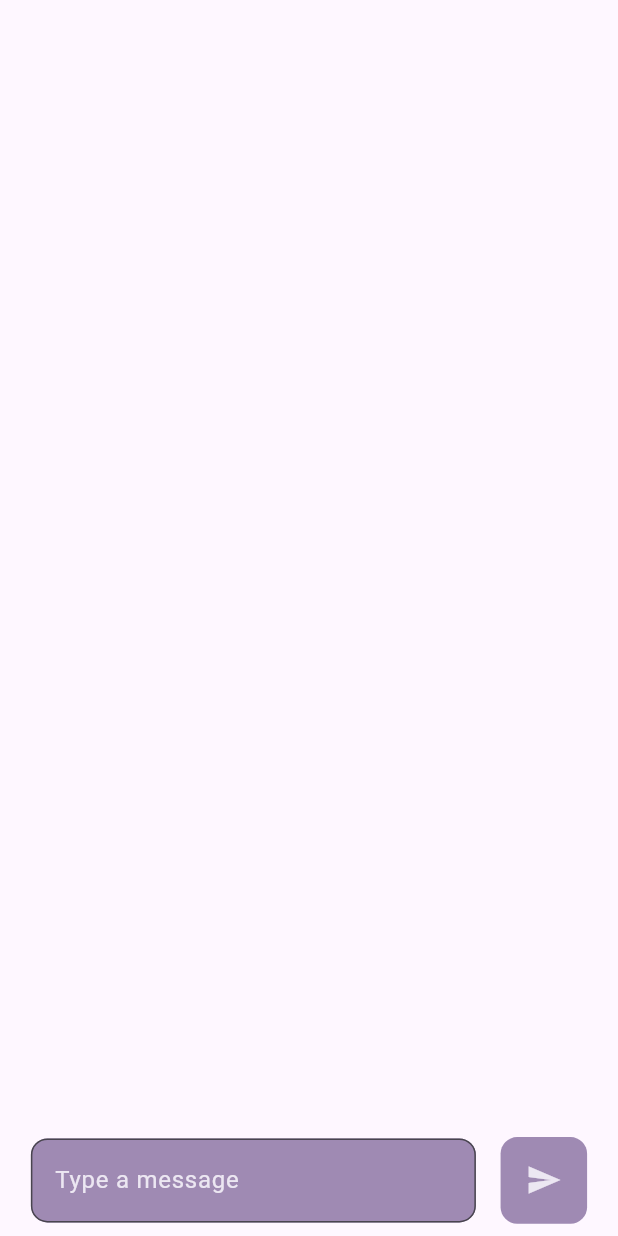
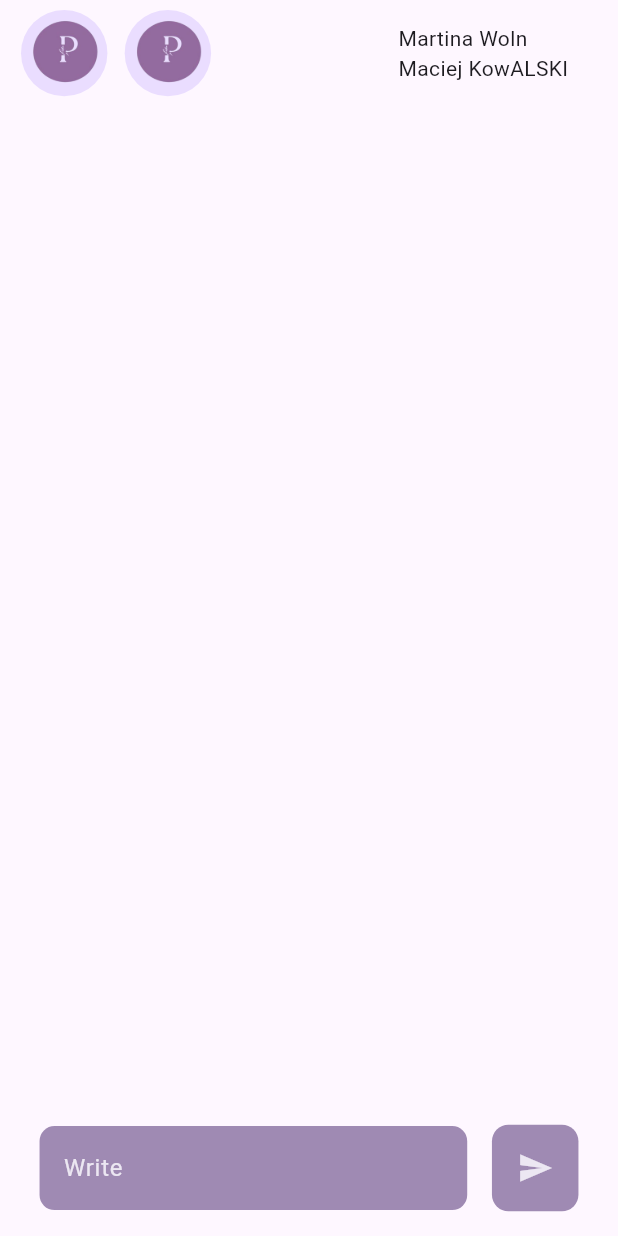
Before and after one commit to mahmoudArefi/amal_project, a Flutter app: the screen it shows after launch, on a phone screen of 412 x 824 dp. Run offline on Flutter 3.47's test engine with Material 3 defaults, Android fonts, the phone set to English and light mode, and no system bars; our stand-ins replace flutter_screenutil, flutter_svg, get.

```diff
--- /dev/null
+++ b/lib/common/fonts_variable.dart
@@ -0,0 +1,5 @@
+
+
+class MyFont{
+  static String bahnschrift = 'Bahnschrift';
+}
--- /dev/null
+++ b/lib/common/image_variables.dart
@@ -0,0 +1,5 @@
+
+
+class MyImage{
+  static String logo = 'assets/images/logo.png';
+}
--- a/lib/common/widgets/a_text.dart
+++ b/lib/common/widgets/a_text.dart
@@ -1,13 +1,13 @@
 import 'package:flutter/material.dart';
 
 class AText extends StatelessWidget {
-  const AText(this.text, {this.fontSize, this.color,this.fontFamily, super.key});
+  const AText(this.text, {this.fontSize, this.color,this.fontFamily,this.fontWeight, super.key});
 
   final String text;
   final double? fontSize;
-
   final Color? color;
   final String? fontFamily ;
+  final FontWeight ? fontWeight ;
 
   @override
   Widget build(BuildContext context) {
@@ -17,6 +17,7 @@ class AText extends StatelessWidget {
         fontSize: fontSize,
         color: color,
          fontFamily: fontFamily,
+        fontWeight: fontWeight,
       ),
     );
   }
--- a/lib/screens/chat_screen/chat_screen_view.dart
+++ b/lib/screens/chat_screen/chat_screen_view.dart
@@ -1,5 +1,10 @@
+import 'package:flutter/cupertino.dart';
 import 'package:flutter/material.dart';
+import 'package:flutter/widgets.dart';
 import 'package:get/get.dart';
+import 'package:untitled5/common/extension/ui_extension.dart';
+import 'package:untitled5/common/image_variables.dart';
+import 'package:untitled5/common/widgets/a_text.dart';
 import 'package:untitled5/public_files/const.dart';
 import 'package:untitled5/screens/chat_screen/chat_screen_controller.dart';
 
@@ -11,8 +16,12 @@ class ChatScreen extends GetView<ChatScreenController> {
     Get.put(ChatScreenController());
 
     return Scaffold(
-      body: Column(
+      body: SafeArea(
+        child: Padding(
+          padding: EdgeInsets.symmetric(horizontal: Get.width * 0.034),
+          child: Column(
             children: [
+              const ChatScreenAppBar(),
               Expanded(
                 child: Padding(
                   padding: const EdgeInsets.all(16.0),
@@ -26,6 +35,52 @@ class ChatScreen extends GetView<ChatScreenController> {
               SenderWidget(),
             ],
           ),
+        ),
+      ),
+    );
+  }
+}
+
+class ChatScreenAppBar extends StatelessWidget {
+  const ChatScreenAppBar({super.key});
+
+  @override
+  Widget build(BuildContext context) {
+    return SizedBox(
+      height: Get.height * 0.086,
+      width: Get.width,
+      child: LayoutBuilder(
+        builder: (context, size) {
+          return Row(
+            children: [
+              SizedBox(
+                height: size.maxHeight,
+                width: size.maxWidth * 0.15,
+                child: CircleAvatar(
+                  //     backgroundImage: Image.asset(MyImage.logo),
+                  child: Image.asset(MyImage.logo),
+                ),
+              ),
+              SizedBox(
+                width: size.maxWidth * 0.03,
+              ),
+              SizedBox(
+                height: size.maxHeight,
+                width: size.maxWidth * 0.15,
+                child: CircleAvatar(
+                  //     backgroundImage: Image.asset(MyImage.logo),
+                  child: Image.asset(MyImage.logo),
+                ),
+              ),
+              Expanded(child: Container()),
+              AText("Martina Woln \nMaciej KowALSKI"),
+              SizedBox(
+                width: size.maxWidth * 0.05,
+              )
+            ],
+          );
+        },
+      ),
     );
   }
 }
@@ -33,44 +88,34 @@ class ChatScreen extends GetView<ChatScreenController> {
 class SenderWidget extends GetView<ChatScreenController> {
   SenderWidget({super.key});
 
-  final TextEditingController _controller = TextEditingController();
-
-  void _sendMessage() {
-    if (_controller.text.isNotEmpty) {
-      controller.messages.add(ChatBubble(
-        message: _controller.text,
-        timestamp: "08:43", // you can dynamically generate this
-        isSentByMe: true,
-      ));
-      _controller.clear();
-    }
-  }
-
   @override
   Widget build(BuildContext context) {
     Get.put(ChatScreenController());
     double myHeight = Get.height * 0.07;
     return Padding(
+      padding: EdgeInsets.only(bottom: Get.height * 0.02),
+      child: Padding(
         padding: EdgeInsets.symmetric(
-          horizontal: Get.width * 0.05, vertical: Get.height * 0.01),
+            horizontal: Get.width * 0.03, vertical: Get.height * 0.0),
         child: SizedBox(
           height: myHeight,
           child: Row(
             children: [
               Expanded(
                 child: TextField(
-                controller: _controller,
+                  controller: controller.messageController,
                   decoration: InputDecoration(
                     fillColor: purple1,
-                  enabled: true,
                     filled: true,
-                  hintText: "Type a message",
-                  hintStyle: const TextStyle(color: light_purple),
+                    hintText: "Write",
+                    hintStyle: TextStyle(color: light_purple),
                     border: OutlineInputBorder(
-                    borderRadius: BorderRadius.circular(11.0),
+                      borderRadius: BorderRadius.circular(10.0), // Adjust the radius as needed
+                      borderSide: BorderSide.none, // Remove the border color
                     ),
                   ),
-              ),
+                )
+
               ),
               SizedBox(
                 width: Get.width * 0.04,
@@ -88,11 +133,12 @@ class SenderWidget extends GetView<ChatScreenController> {
                       Icons.send,
                       color: light_purple,
                     ),
-                  onPressed: _sendMessage,
+                    onPressed: controller.onSendMessage,
                   ),
                 ),
               ),
             ],
+          ),
         ),
       ),
     );
@@ -104,7 +150,8 @@ class ChatBubble extends StatelessWidget {
   final String timestamp;
   final bool isSentByMe;
 
-  const ChatBubble({super.key,
+  const ChatBubble({
+    super.key,
     required this.message,
     required this.timestamp,
     required this.isSentByMe,
--- a/lib/screens/orders_show/orders_show_screen_controller.dart
+++ b/lib/screens/orders_show/orders_show_screen_controller.dart
@@ -1,7 +1,7 @@
 import 'package:get/get.dart';
 import 'package:untitled5/screens/orders_show/orders_show_screen_model.dart';
 
-class OrderShowScreenController extends GetxController {
+class OrdersShowScreenController extends GetxController {
   RxList<OrderOverViewDetails> ordersFromBackEnd = <OrderOverViewDetails>[].obs;
   RxBool isDoneLoading = false.obs;
 
--- a/lib/screens/orders_show/orders_show_screen_view.dart
+++ b/lib/screens/orders_show/orders_show_screen_view.dart
@@ -31,12 +31,12 @@ class OrdersShowScreen extends StatelessWidget {
   }
 }
 
-class OrderShowScreenFooter extends GetView<OrderShowScreenController> {
+class OrderShowScreenFooter extends GetView<OrdersShowScreenController> {
   const OrderShowScreenFooter({super.key});
 
   @override
   Widget build(BuildContext context) {
-    Get.put(OrderShowScreenController());
+    Get.put(OrdersShowScreenController());
     return Expanded(
       child: Align(
         alignment: Alignment.center,
--- a/pubspec.yaml
+++ b/pubspec.yaml
@@ -86,7 +86,9 @@ flutter:
     - family: ScriptMT
       fonts:
         - asset: assets/fonts/ScriptMTBold.ttf
-
+    - family: Bahnschrift
+      fonts:
+        - asset: assets/fonts/BAHNSCHRIFT.TTF
   # fonts:
   #   - family: Schyler
   #     fonts:
```
Also changed, not shown: lib/screens/chat_screen/chat_screen_controller.dart (+15 -0 lines), lib/screens/chat_screen/chat_screen_model.dart (+12 -2 lines), lib/screens/order_show/order_show_controller.dart (added, +26 -0 lines), lib/screens/order_show/order_show_model.dart (added, +44 -0 lines), lib/screens/order_show/order_show_view.dart (+153 -117 lines), lib/screens/order_show/widgets/image_slider.dart (added, +67 -0 lines), lib/screens/order_show/widgets/phases_widget.dart (+34 -21 lines), assets/fonts/BAHNSCHRIFT.TTF (added). Lines whose indentation alone changed are shown as unchanged.
